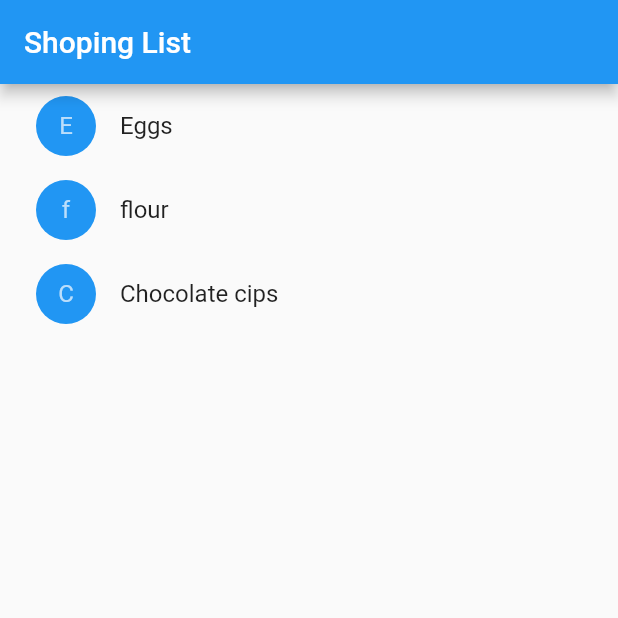
After one commit to tony-xxw/FlutterLearm, a Flutter app: the ShopingList screen opened directly, on a phone screen of 412 x 824 dp, the top half of it. The commit adds this screen. Run offline on Flutter 3.47's test engine with Material 2 defaults, Android fonts, the phone set to English and light mode, and no system bars; our stand-ins replace matcher.

Commit message:
基础架构部门学习, 购物车页面

```diff
--- /dev/null
+++ b/lib/website/shopingCar.dart
@@ -0,0 +1,105 @@
+import 'package:flutter/cupertino.dart';
+import 'package:flutter/material.dart';
+
+void main() {
+  runApp(new MaterialApp(
+    title: "Shoping App",
+    home: new ShopingList(
+      products: [
+        new Product(name: "Eggs"),
+        new Product(name: "flour"),
+        new Product(name: "Chocolate cips")
+      ],
+    ),
+  ));
+}
+
+class Product {
+  const Product({this.name});
+
+  final String name;
+}
+
+typedef void CartChangeCallBack(Product project, bool inCart);
+
+class ShopingListItem extends StatelessWidget {
+  ShopingListItem({Product project, this.inCard, this.onCartChanged})
+      : project = project,
+        super(key: new ObjectKey(project));
+
+  final Product project;
+  final bool inCard;
+  final CartChangeCallBack onCartChanged;
+
+  Color _getColor(BuildContext context) {
+    return inCard ? Colors.black54 : Theme.of(context).primaryColor;
+  }
+
+  TextStyle _getTextStyle(BuildContext context) {
+    if (!inCard) return null;
+
+    return new TextStyle(
+        color: Colors.black54, decoration: TextDecoration.lineThrough);
+  }
+
+  @override
+  Widget build(BuildContext context) {
+    // TODO: implement build
+    return new ListTile(
+      onTap: () {
+        onCartChanged(project, !inCard);
+      },
+      leading: new CircleAvatar(
+        backgroundColor: _getColor(context),
+        child: new Text(project.name[0]),
+      ),
+      title: new Text(project.name, style: _getTextStyle(context)),
+    );
+  }
+}
+
+class ShopingList extends StatefulWidget {
+  ShopingList({Key key, this.products}) : super(key: key);
+
+  final List<Product> products;
+
+  @override
+  _ShopingList createState() {
+    // TODO: implement createState
+    return new _ShopingList();
+  }
+}
+
+class _ShopingList extends State<ShopingList> {
+  Set<Product> _shopingCart = new Set();
+
+  void _handleCartChange(Product project, bool inCard) {
+    setState(() {
+      if (inCard)
+        _shopingCart.add(project);
+      else
+        _shopingCart.remove(project);
+    });
+  }
+
+  @override
+  Widget build(BuildContext context) {
+    return new Scaffold(
+      appBar: new AppBar(
+        title: new Text("Shoping List"),
+      ),
+      body: new ListView(
+        padding: new EdgeInsets.symmetric(horizontal: 8),
+        children: widget.products.map(
+          (Product product) {
+            return new ShopingListItem(
+              project: product,
+              inCard: _shopingCart.contains(product),
+              onCartChanged: _handleCartChange,
+            );
+          },
+        ).toList(),
+      ),
+    );
+  }
+}
--- a/pubspec.yaml
+++ b/pubspec.yaml
@@ -19,6 +19,7 @@ environment:
 dependencies:
   flutter:
     sdk: flutter
+
 
   # The following adds the Cupertino Icons font to your application.
   # Use with the CupertinoIcons class for iOS style icons.
```
Also changed, not shown: lib/fight/main.dart (renamed from lib/main.dart, +8 -15 lines), lib/website/main.dart (added, +213 -0 lines), 2 other files.
